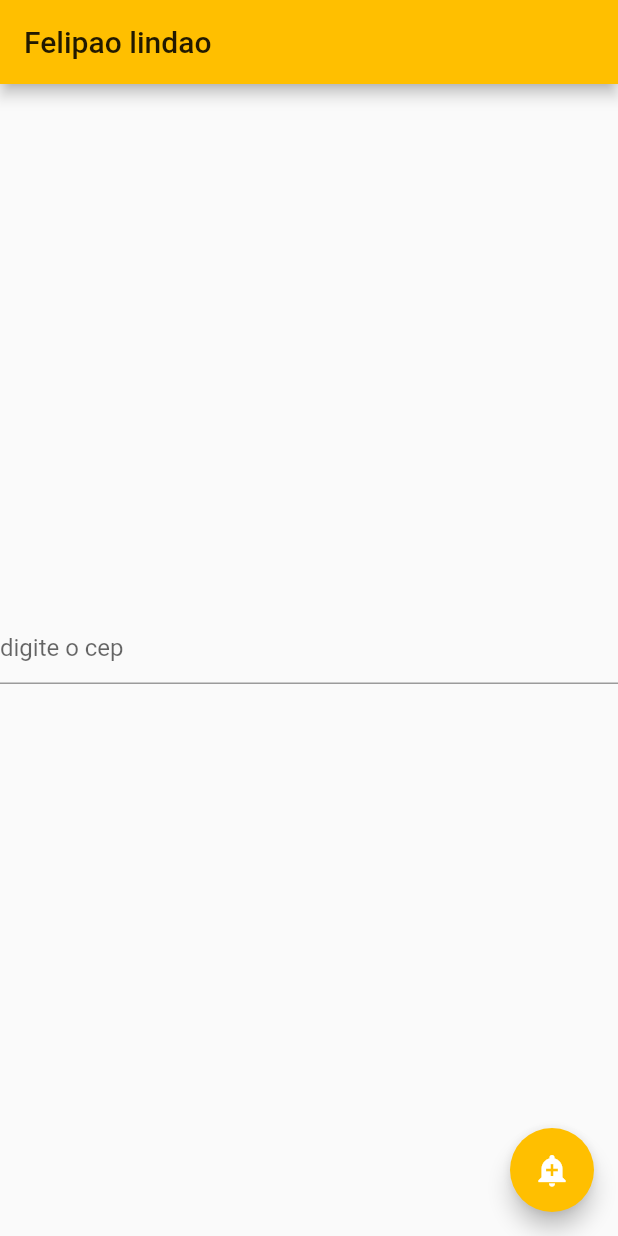
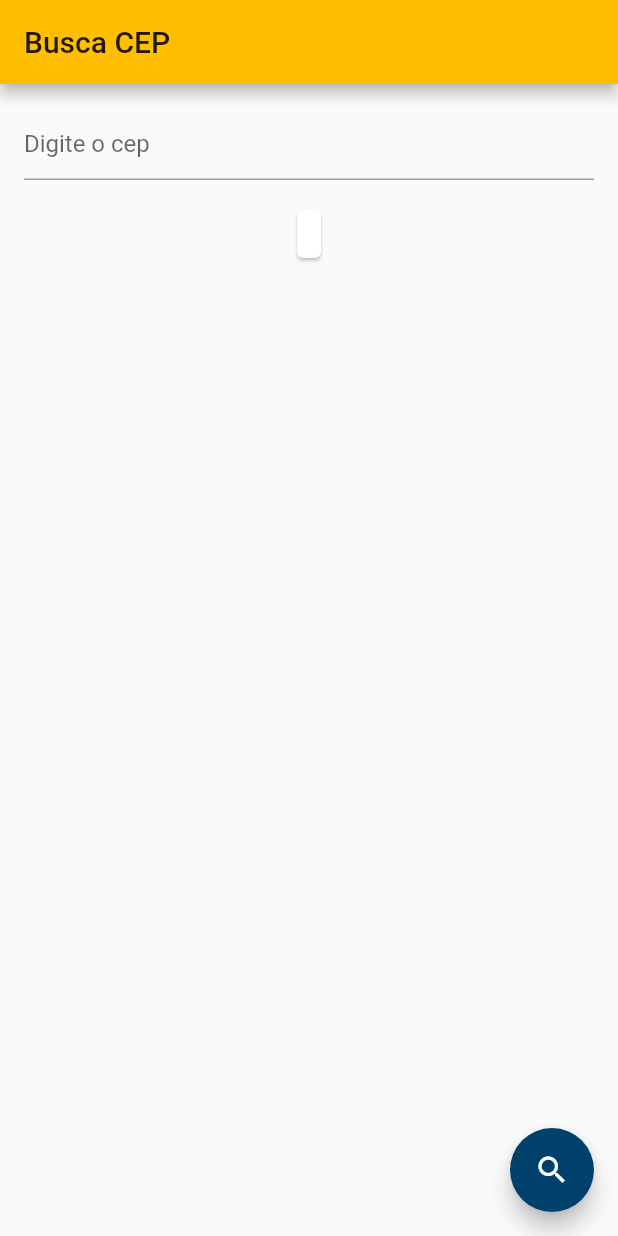
Before and after one commit to feh-lab/busca-cep, a Flutter app: the screen it shows after launch, on a phone screen of 412 x 824 dp. Run offline on Flutter 3.47's test engine with Material 2 defaults, Android fonts, the phone set to English and light mode, and no system bars; our stand-ins replace flutter_masked_text.

Commit message:
ajustes finais do projeto

```diff
--- /dev/null
+++ b/lib/components/cep_card.dart
@@ -0,0 +1,49 @@
+import 'package:buscacep/models/cep_endereco.dart';
+import 'package:buscacep/utils/utils.dart';
+import 'package:flutter/material.dart';
+
+class CepCard extends StatelessWidget {
+  final CepEndereco _cepEndereco;
+  final String _message;
+
+  CepCard(this._cepEndereco, this._message);
+
+  String get formataTitulo {
+    return _cepEndereco.logradouro;
+  }
+
+  String get formataSubtitulo {
+    return '${_cepEndereco.complemento}\n${_cepEndereco.bairro}, ${_cepEndereco.localidade} - ${_cepEndereco.uf}';
+  }
+
+  @override
+  Widget build(BuildContext context) {
+    List<Widget> responseList = [];
+
+    if (_cepEndereco == null) {
+      responseList.add(Text(_message));
+    } else {
+      responseList.addAll([
+        ListTile(
+          isThreeLine: true,
+          leading: Icon(Icons.pin_drop, color: CepColors.blue),
+          title: Text('$formataTitulo'),
+          subtitle: Text('$formataSubtitulo'),
+        ),
+      ]);
+    }
+
+    return Padding(
+      padding: const EdgeInsets.only(top: 16.0),
+      child: Card(
+        child: Container(
+          padding: const EdgeInsets.all(8.0),
+          child: Column(
+            crossAxisAlignment: CrossAxisAlignment.start,
+            children: responseList,
+          ),
+        ),
+      ),
+    );
+  }
+}
--- a/lib/main.dart
+++ b/lib/main.dart
@@ -1,7 +1,10 @@
-import 'package:buscacep/cep_endereco.dart';
+import 'package:buscacep/components/cep_card.dart';
+import 'package:buscacep/models/cep_endereco.dart';
+import 'package:buscacep/models/general_exception.dart';
+import 'package:buscacep/service/cep_service.dart' as service;
+import 'package:buscacep/utils/utils.dart';
 import 'package:flutter/material.dart';
-import 'package:http/http.dart' as http;
-import 'dart:convert';
+import 'package:flutter_masked_text/flutter_masked_text.dart';
 
 void main() => runApp(MyApp());
 
@@ -10,59 +13,61 @@ class MyApp extends StatelessWidget {
   @override
   Widget build(BuildContext context) {
     return MaterialApp(
-      title: 'Flutter Demo',
+      title: 'Busca CEP',
       theme: ThemeData(
-
-        primaryColor: Color(0xFFFFBF00),
+        primaryColor: CepColors.yellow,
+        accentColor: CepColors.blue
       ),
-      home: MyHomePage(shablaw: 'Felipao lindao'),
+      home: MyHomePage(title: 'Busca CEP'),
     );
   }
 }
 
 class MyHomePage extends StatefulWidget {
-  MyHomePage({Key key, this.shablaw}) : super(key: key);
+  MyHomePage({Key key, this.title}) : super(key: key);
 
-  final String shablaw;
+  final String title;
 
   @override
   _MyHomePageState createState() => _MyHomePageState();
 }
 
 class _MyHomePageState extends State<MyHomePage> {
-  String resposta = "";
-  CepEndereco cepEndereco;
-  final myController = TextEditingController();
+  String _resposta = "";
+  CepEndereco _cepEndereco;
 
+  bool isLoading = false;
+  final myController = MaskedTextController(mask: '00000-000');
 
-  void _incrementCounter() {
+  void _getCEP() async {
+    _setLoading(true);
     final cepDoUsuario = myController.text;
-    fetchPost(cepDoUsuario).then((response) {
-      print ("codigo resposta: ${response.statusCode}");
-      if (response.statusCode == 200) {
-        final responseJson = json.decode(response.body);
+    try {
+      _cepEndereco = await service.getCep(cepDoUsuario);
+    } on GeneralException catch (e) {
+      _resposta = e.errorMessage();
+    } finally {
+      _setLoading(false);
+      _atualizaCampo(_resposta);
+    }
+  }
 
-        cepEndereco = CepEndereco.fromJson(responseJson);
-        setState(() {
-          resposta = response.body;
-        });
+  void _atualizaCampo(String valor) {
+    setState(() {
+      _resposta = valor;
+    });
+  }
 
-      }
-
+  void _setLoading(bool isLoading) {
+    setState(() {
+      this.isLoading = isLoading;
     });
-
   }
 
   @override
   void dispose() {
-
     myController.dispose();
     super.dispose();
-  }
-
-
-  Future<http.Response> fetchPost(String cep) {
-    return http.get('https://viacep.com.br/ws/$cep/json/');
   }
 
   @override
@@ -70,32 +75,47 @@ class _MyHomePageState extends State<MyHomePage> {
 
     return Scaffold(
       appBar: AppBar(
-        title: Text(widget.shablaw),
+        title: Text(widget.title),
       ),
       body: Center(
-        child: Column(
-          mainAxisAlignment: MainAxisAlignment.center,
-          crossAxisAlignment: CrossAxisAlignment.center,
-          children: [
-          TextField(
-            controller: myController,
-            decoration: InputDecoration(
-              hintText: "digite o cep"
-            )
+        child: Padding(
+          padding: const EdgeInsets.all(16.0),
+          child: Column(
+            crossAxisAlignment: CrossAxisAlignment.center,
+            children: _buildLayout(),
           ),
-
-            Text(
-              resposta
-            ),
-          ],
         ),
       ),
       floatingActionButton: FloatingActionButton(
-        onPressed: _incrementCounter,
-        tooltip: 'Increment',
-        backgroundColor: Color(0xFFFFBF00),
-        child: Icon(Icons.add_alert),
+        onPressed: _getCEP,
+        tooltip: 'Busca Cep',
+        backgroundColor: CepColors.blue,
+        child: Icon(Icons.search),
       ),
     );
   }
+
+  List<Widget> _buildLayout() {
+    return [
+      TextField(
+          keyboardType: TextInputType.number,
+          controller: myController,
+          decoration: InputDecoration(
+              hintText: "Digite o cep"
+          )
+      ),
+      isLoading ? _buildCircularIndicator() : _buildCepCard(),
+    ];
+  }
+
+  Widget _buildCircularIndicator() {
+    return Padding(
+      padding: const EdgeInsets.all(16.0),
+      child: CircularProgressIndicator(),
+    );
+  }
+
+  Widget _buildCepCard() {
+    return CepCard(_cepEndereco, _resposta);
+  }
 }
--- /dev/null
+++ b/lib/models/general_exception.dart
@@ -0,0 +1,14 @@
+class GeneralException implements Exception {
+  final String message;
+
+  const GeneralException({this.message});
+
+  @override
+  String toString() {
+    return message;
+  }
+
+  String errorMessage() {
+    return message;
+  }
+}
--- /dev/null
+++ b/lib/service/cep_service.dart
@@ -0,0 +1,15 @@
+import 'package:buscacep/models/cep_endereco.dart';
+import 'package:buscacep/models/general_exception.dart';
+import 'package:http/http.dart' as http;
+import 'dart:convert';
+
+Future<CepEndereco> getCep(String cep) async {
+    final response = await http.get('https://viacep.com.br/ws/$cep/json/');
+    if (response.statusCode == 200) {
+      final responseJson = json.decode(response.body);
+
+      return CepEndereco.fromJson(responseJson);
+    } else {
+      throw GeneralException(message:"CEP Invalido");
+    }
+}
--- /dev/null
+++ b/lib/utils/utils.dart
@@ -0,0 +1,7 @@
+
+import 'dart:ui';
+
+class CepColors {
+  static const yellow = Color(0xFFFFBF00);
+  static const blue = Color(0xFF00416B);
+}
--- a/pubspec.yaml
+++ b/pubspec.yaml
@@ -20,6 +20,7 @@ dependencies:
   flutter:
     sdk: flutter
   http: ^0.12.0+2
+  flutter_masked_text: 0.8.0
 
   # The following adds the Cupertino Icons font to your application.
   # Use with the CupertinoIcons class for iOS style icons.
```
Also changed, not shown: lib/models/cep_endereco.dart (renamed from lib/cep_endereco.dart), pubspec.lock.
